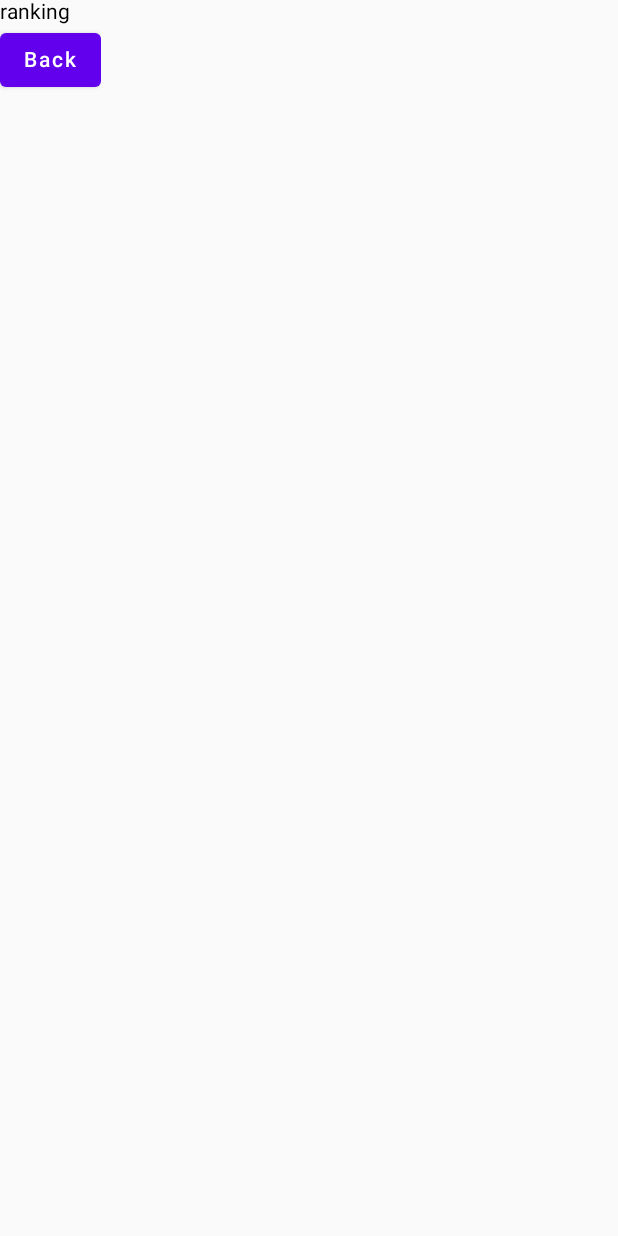
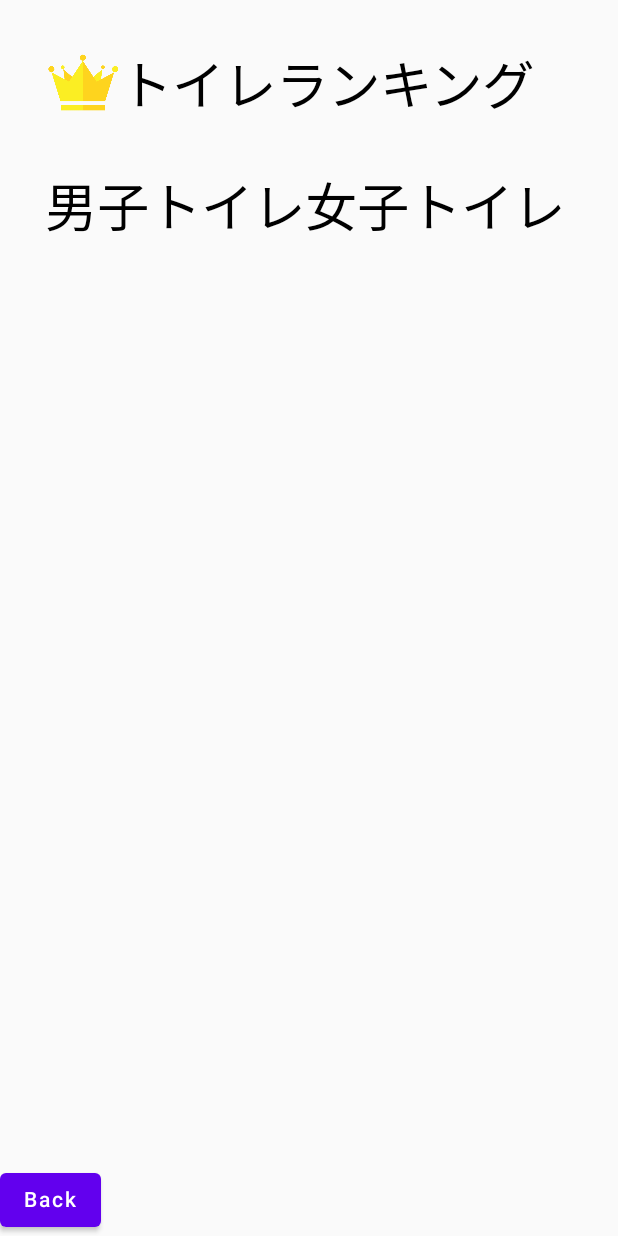
Before and after one commit to p2hacks2022/pre-team01, an Android app built with Jetpack Compose: the rank screen opened through its navigation route, on a phone screen of 412 x 824 dp. Run offline under Robolectric (Android 15) with nearby library versions, the phone set to English and light mode, and no system bars.

Commit message:
fixRanking

```diff
--- a/app/src/main/java/com/example/myapplication/EachStairScreen.kt
+++ b/app/src/main/java/com/example/myapplication/EachStairScreen.kt
@@ -119,13 +119,3 @@ fun ScreenR2F(toNextScreen: ()->Unit = {}) {
         }
     }
 }
-
-@Composable
-fun ScreenRank(toNextScreen: ()->Unit = {}) {
-    Column {
-        Text(text = "ranking")
-        Button(onClick = { toNextScreen() }) {
-            Text(text = "Back")
-        }
-    }
-}
--- a/app/src/main/java/com/example/myapplication/RankingScreen.kt
+++ b/app/src/main/java/com/example/myapplication/RankingScreen.kt
@@ -1 +1,103 @@
 package com.example.myapplication
+
+import androidx.compose.foundation.layout.*
+import androidx.compose.material.Button
+import androidx.compose.material.Text
+import androidx.compose.runtime.Composable
+import androidx.compose.ui.Modifier
+import androidx.compose.ui.tooling.preview.Preview
+import android.os.Bundle
+import androidx.activity.ComponentActivity
+import androidx.activity.compose.setContent
+import androidx.compose.foundation.layout.fillMaxSize
+import androidx.compose.material.MaterialTheme
+import androidx.compose.material.Surface
+import androidx.compose.material.Text
+import androidx.compose.foundation.layout.Column
+import androidx.compose.foundation.Image
+import androidx.compose.foundation.layout.Row
+import androidx.compose.ui.res.painterResource
+import androidx.compose.foundation.layout.Spacer
+import androidx.compose.foundation.layout.height
+import androidx.compose.foundation.layout.padding
+import androidx.compose.foundation.layout.size
+import androidx.compose.foundation.layout.width
+import androidx.compose.foundation.shape.CircleShape
+import androidx.compose.ui.draw.clip
+import androidx.compose.ui.unit.dp
+import androidx.compose.foundation.border
+import androidx.compose.ui.unit.sp
+
+@Preview
+@Composable
+fun ScreenRank(toNextScreen: () -> Unit = {}) {
+    Column (
+        modifier = Modifier.fillMaxSize(),
+        verticalArrangement = Arrangement.Top
+            )
+    {
+        Row(
+            //modifier = Modifier.fillMaxSize(),
+            horizontalArrangement = Arrangement.Center
+        ) {
+            Image(
+                painter = painterResource(R.drawable.crown),
+                contentDescription = null,
+                modifier = Modifier
+                    .size(80.dp)
+                    .padding(
+                        top = 30.dp,
+                        start = 30.dp
+                    )
+            )
+
+            Text(
+                text = "トイレランキング",
+                modifier = Modifier.padding(
+                    top = 30.dp,
+                    end = 30.dp
+                ),
+                fontSize = 35.sp
+            )
+
+        }
+        Row(
+            //modifier = Modifier.fillMaxSize(),
+            horizontalArrangement = Arrangement.Center
+        ) {
+            Text(
+                text = "男子トイレ",
+                modifier = Modifier.padding(
+                    top = 30.dp,
+                    start = 30.dp
+                ),
+                fontSize = 35.sp
+            )
+
+            Text(
+                text = "女子トイレ",
+                modifier = Modifier.padding(
+                    top = 30.dp,
+                    end = 30.dp
+                ),
+                fontSize = 35.sp
+            )
+
+        }
+    }
+
+    Column(
+        modifier = Modifier.fillMaxSize(),
+        verticalArrangement = Arrangement.Bottom
+    ) {
+        Button(onClick = { toNextScreen() }) {
+            Text(text = "Back")
+        }
+    }
+}
+
+
+@Composable
+fun Rank() {
+
+}
--- a/app/src/main/java/com/example/myapplication/ZoomStairImage.kt
+++ b/app/src/main/java/com/example/myapplication/ZoomStairImage.kt
@@ -17,7 +17,7 @@ fun ZoomImageSample() {
     var scale by remember { mutableStateOf(1f) }
     var offset by remember { mutableStateOf(Offset.Zero) }
     Image(
-        painter = painterResource(id = R.drawable.fun_5),
+        painter = painterResource(id = R.drawable.detail_5f),
         contentDescription = "Zoom_5F_Image",
         contentScale = ContentScale.Fit,
         modifier = Modifier
```
Also changed, not shown: app/src/main/res/drawable/crown.png (added), app/src/main/res/drawable/detail_5f.png (added).
